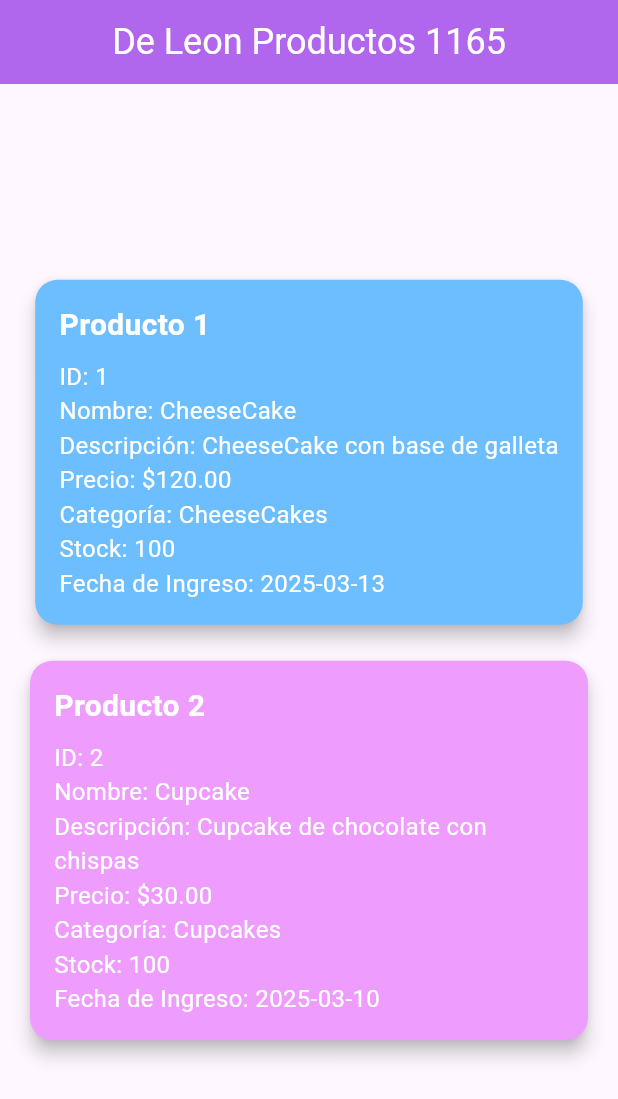
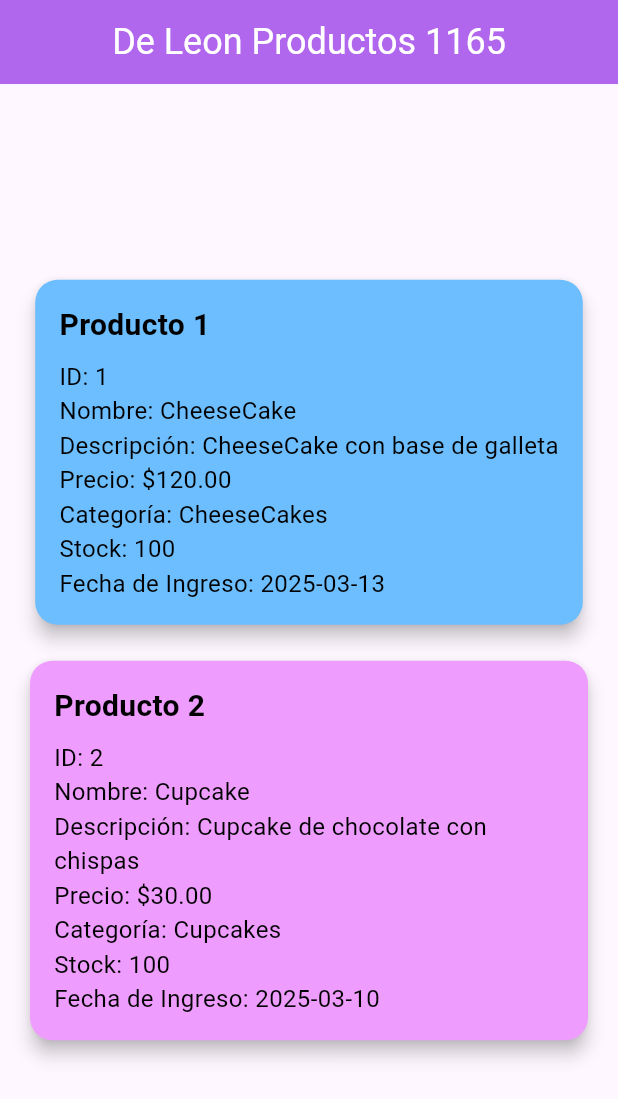
Before and after one commit to Asyhbd2/Examen12_DeLeon, a Flutter app: the screen it shows after launch, on a phone screen of 412 x 824 dp. Shown: the top 1099 px of the screen. Run offline on Flutter 3.47's test engine with Material 3 defaults, Android fonts, the phone set to English and light mode, and no system bars.

Commit message:
Pushear cambios 3

```diff
--- a/lib/main.dart
+++ b/lib/main.dart
@@ -83,11 +83,11 @@ class MiExamenDeLeon extends StatelessWidget {
                               style: TextStyle(
                                   fontSize: 20,
                                   fontWeight: FontWeight.bold,
-                                  color: Colors.white)),
+                                  color: Colors.black)),
                           SizedBox(height: 8),
                           Text(productoslista[0].toString(),
                               style:
-                                  TextStyle(fontSize: 16, color: Colors.white)),
+                                  TextStyle(fontSize: 16, color: Colors.black)),
                         ],
                       ),
                     ),
@@ -107,11 +107,11 @@ class MiExamenDeLeon extends StatelessWidget {
                               style: TextStyle(
                                   fontSize: 20,
                                   fontWeight: FontWeight.bold,
-                                  color: Colors.white)),
+                                  color: Colors.black)),
                           SizedBox(height: 8),
                           Text(productoslista[1].toString(),
                               style:
-                                  TextStyle(fontSize: 16, color: Colors.white)),
+                                  TextStyle(fontSize: 16, color: Colors.black)),
                         ],
                       ),
                     ),
```
Also changed, not shown: 1 other file.
